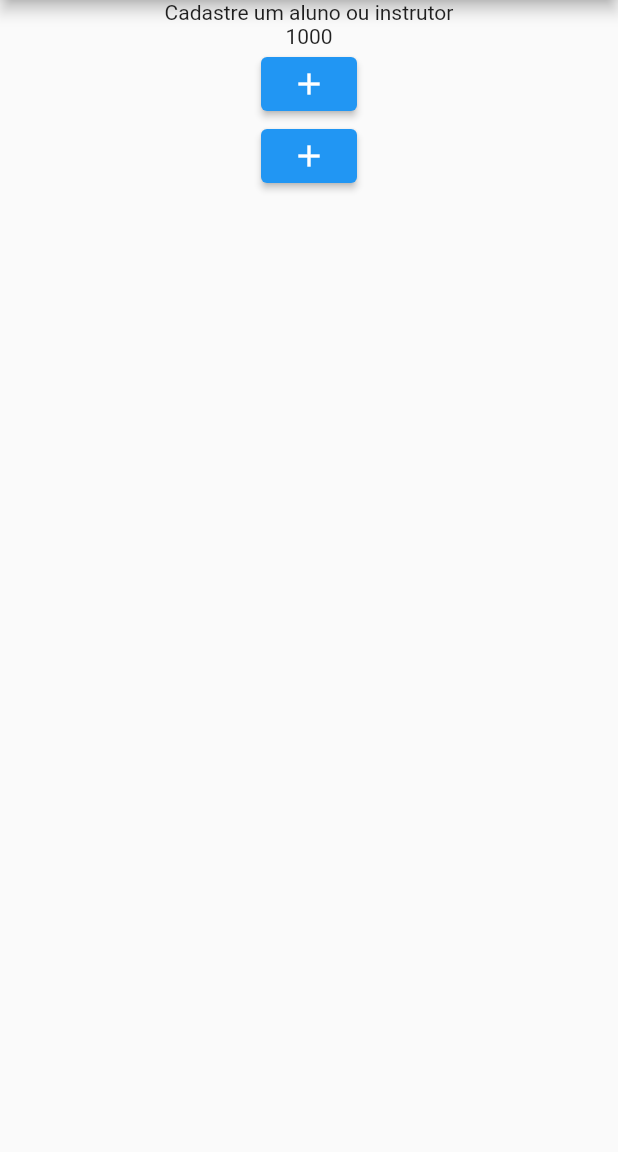
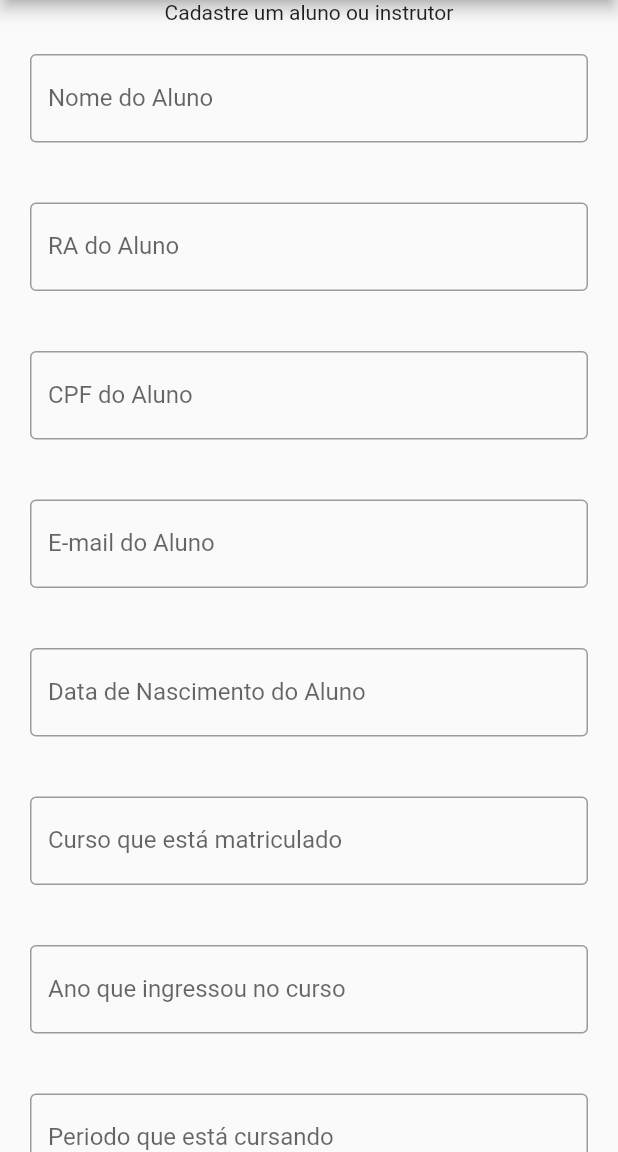
Before and after one commit to killatsignlife/fatecflix-flutter, a Flutter app: the CadastrarUsuario screen opened directly, on a phone screen of 412 x 824 dp, the part 84-1236 px from its top. Run offline on Flutter 3.47's test engine with Material 2 defaults, Android fonts, the phone set to English and light mode, and no system bars; our stand-ins replace get, sqflite; accounts and stored records are empty.

Commit message:
feat: develop insert usuario

```diff
--- a/lib/cadastrar.dart
+++ b/lib/cadastrar.dart
@@ -1,34 +1,34 @@
 import 'package:fatecflix_mobile/appController.dart';
 import 'package:fatecflix_mobile/dashboard.dart';
 import 'package:fatecflix_mobile/data/database_helper.dart';
+import 'package:fatecflix_mobile/model/student.dart';
 import 'package:flutter/foundation.dart';
 import 'package:flutter/material.dart';
 import 'package:get/get.dart';
 
 class CadastrarUsuario extends StatelessWidget {
-   /*
-    TODO: Cadastro de Usuario (aluno) usando os campos:
-     1. Nome Completo
-     2. Email
-     3. RA
-     4. CPF
-     5. Data de Nascimento
-     6. Curso
-     7. Ano de ingresso
-     8. Periodo
-     9. Senha
-     10. Confirmação da Senha
-
-     Colocar avisos antecedendo que o erro do usuario
-  */
   final AppController controller = Get.put(AppController());
-  //final AppController controller = Get.find();
 
   final dbHelper = DatabaseHelper.instance;
+
+  // controllers used in insert operation ui
+  TextEditingController nomeController = TextEditingController();
+  TextEditingController raController = TextEditingController();
+  TextEditingController cpfController = TextEditingController();
+  TextEditingController emailController = TextEditingController();
+  TextEditingController dataNascimentoController = TextEditingController();
+  TextEditingController cursoController = TextEditingController();
+  TextEditingController anoIngressoController = TextEditingController();
+  TextEditingController periodoController = TextEditingController();
+  TextEditingController senhaController = TextEditingController();
 
   CadastrarUsuario({super.key});
 
   static const String _title = 'FatecFlix';
+
+    // void _showMessageInScaffold(String message) {
+    //   ScaffoldMessenger.of(context).showSnackBar(SnackBar(content: Text(message)));
+    // }
 
   @override
   Widget build(BuildContext context) {
@@ -36,19 +36,99 @@ class CadastrarUsuario extends StatelessWidget {
       appBar: AppBar(
         title: const Text(_title),
         backgroundColor: Colors.red,
-        //automaticallyImplyLeading: false,
       ),
       body: Column(
         children: <Widget>[
          const Center(child: Text('Cadastre um aluno ou instrutor')),
-          Obx(() => Text(
-            '${controller.message.value}',
-          )),
-          ElevatedButton(
-            child: const Icon(Icons.add),
-            onPressed: () {
-              Get.to(Dashboard());
-            },
+          Container(
+            padding: const EdgeInsets.all(20),
+            child: TextField(
+              controller: nomeController,
+              decoration: const InputDecoration(
+                border: OutlineInputBorder(),
+                labelText: 'Nome do Aluno'
+              ),
+            ),
+          ),
+          Container(
+            padding: const EdgeInsets.all(20),
+            child: TextField(
+              controller: raController,
+              decoration: const InputDecoration(
+                border: OutlineInputBorder(),
+                labelText: 'RA do Aluno'
+              ),
+            ),
+          ),
+          Container(
+            padding: const EdgeInsets.all(20),
+            child: TextField(
+              controller: cpfController,
+              decoration: const InputDecoration(
+                border: OutlineInputBorder(),
+                labelText: 'CPF do Aluno'
+              ),
+            ),
+          ),
+          Container(
+            padding: const EdgeInsets.all(20),
+            child: TextField(
+              controller: emailController,
+              decoration: const InputDecoration(
+                border: OutlineInputBorder(),
+                labelText: 'E-mail do Aluno'
+              ),
+            ),
+          ),
+          Container(
+            padding: const EdgeInsets.all(20),
+            child: TextField(
+              controller: dataNascimentoController,
+              decoration: const InputDecoration(
+                border: OutlineInputBorder(),
+                labelText: 'Data de Nascimento do Aluno'
+              ),
+            ),
+          ),
+          Container(
+            padding: const EdgeInsets.all(20),
+            child: TextField(
+              controller: cursoController,
+              decoration: const InputDecoration(
+                border: OutlineInputBorder(),
+                labelText: 'Curso que está matriculado'
+              ),
+            ),
+          ),
+          Container(
+            padding: const EdgeInsets.all(20),
+            child: TextField(
+              controller: anoIngressoController,
+              decoration: const InputDecoration(
+                border: OutlineInputBorder(),
+                labelText: 'Ano que ingressou no curso'
+              ),
+            ),
+          ),
+          Container(
+            padding: const EdgeInsets.all(20),
+            child: TextField(
+              controller: periodoController,
+              decoration: const InputDecoration(
+                border: OutlineInputBorder(),
+                labelText: 'Periodo que está cursando'
+              ),
+            ),
+          ),
+          Container(
+            padding: const EdgeInsets.all(20),
+            child: TextField(
+              controller: senhaController,
+              decoration: const InputDecoration(
+                border: OutlineInputBorder(),
+                labelText: 'Senha para acessar a plataforma'
+              ),
+            ),
           ),
           ElevatedButton(
             child: const Icon(Icons.add),
@@ -62,18 +142,35 @@ class CadastrarUsuario extends StatelessWidget {
   }
 
   void _inserir() async {
-    // Map<String, dynamic> row = {
-    //   DatabaseHelper.columnNome: 'Teste',
-    //   DatabaseHelper.columnSobrenome: 'Testado',
-    //   DatabaseHelper.columnEmail: 'teste@teste.com',
-    //   DatabaseHelper.columnCurso: 'Curso Teste',
-    //   DatabaseHelper.columnRa: 123445,
-    //   DatabaseHelper.columnSemestre: 3
-    // };
+    String nome = nomeController.text;
+    int ra = int.parse(raController.text);
+    int cpf = int.parse(cpfController.text);
+    String email = emailController.text;
+    String dataNascimento = dataNascimentoController.text;
+    String curso = cursoController.text;
+    int anoIngresso = int.parse(anoIngressoController.text);
+    int periodo = int.parse(periodoController.text);
+    String senha = senhaController.text;
+
+    Student aluno = Student(
+      nome,
+      ra,
+      cpf,
+      email,
+      dataNascimento,
+      curso,
+      anoIngresso,
+      periodo,
+      senha
+    );
+
+    final id = await dbHelper.insert(aluno);
 
     // final id = await dbHelper.insert(row);
     if (kDebugMode) {
-      print('linha inserida id');
+      print('linha inserida com o id: $id');
     }
+
+    Get.to(Dashboard());
   }
 }
--- a/lib/dashboard.dart
+++ b/lib/dashboard.dart
@@ -3,6 +3,7 @@ import 'package:fatecflix_mobile/atualizar.dart';
 import 'package:fatecflix_mobile/cadastrar.dart';
 import 'package:fatecflix_mobile/data/database_helper.dart';
 import 'package:fatecflix_mobile/deletar.dart';
+import 'package:fatecflix_mobile/model/student.dart';
 import 'package:flutter/foundation.dart';
 import 'package:flutter/material.dart';
 import 'package:get/get.dart';
@@ -18,6 +19,7 @@ class Dashboard extends StatelessWidget {
   Dashboard({super.key});
 
   static const String _title = 'FatecFlix';
+  List<Student> students = [];
 
   @override
   Widget build(BuildContext context) {
@@ -160,11 +162,11 @@ class Dashboard extends StatelessWidget {
     final todasLinhas = await dbHelper.queryAllRows();
 
     print('Consulta toda as linhas:');
+    students.clear();
+    for (var row in todasLinhas) {
+      students.add(Student.fromMap(row));
+    }
 
-    for (var row in todasLinhas) {
-      if (kDebugMode) {
-        print(row);
-      }
-    }
+    //setState(() {});
   }
 }
--- a/lib/model/student.dart
+++ b/lib/model/student.dart
@@ -3,7 +3,7 @@ import 'package:fatecflix_mobile/data/database_helper.dart';
 class Student {
   int? id;
   String? nome;
-  BigInt? ra;
+  int? ra;
   int? cpf;
   String? email;
   String? dataNascimento;
@@ -13,7 +13,6 @@ class Student {
   String? senha;
 
   Student(
-    this.id,
     this.nome,
     this.ra,
     this.cpf,
@@ -24,6 +23,7 @@ class Student {
     this.periodo,
     this.senha
   );
+
 
   Student.fromMap(Map<String, dynamic> map) {
     id = map['id'];
```
